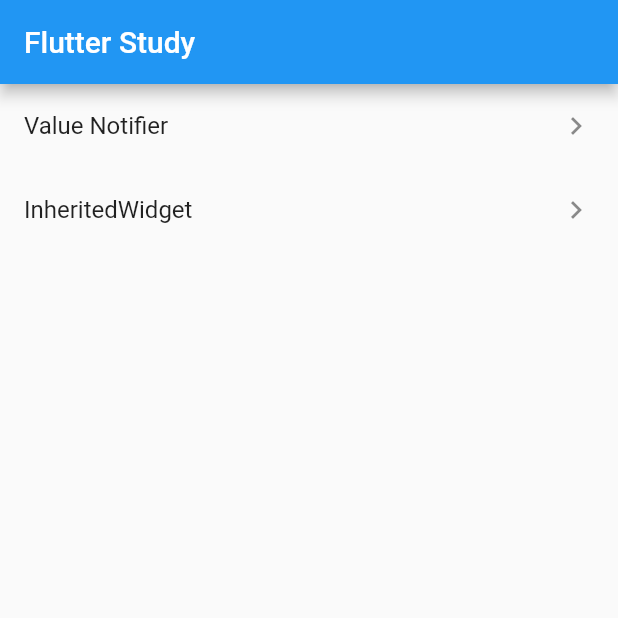
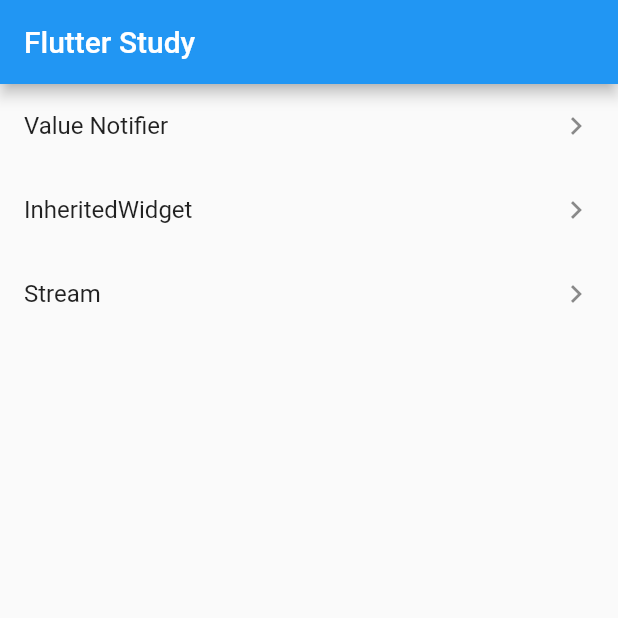
Before and after one commit to genglei01/flutter_study, a Flutter app: the screen it shows after launch, on a phone screen of 412 x 824 dp, the top half of it. Run offline on Flutter 3.47's test engine with Material 2 defaults, Android fonts, the phone set to English and light mode, and no system bars.

Commit message:
Stream Demo

```diff
--- a/lib/main.dart
+++ b/lib/main.dart
@@ -1,8 +1,8 @@
 import 'package:flutter/material.dart';
 import 'package:flutter_study/data_flow/ValueNotifierDemo.dart';
 import 'package:flutter_study/common/Master.dart';
-import 'package:flutter_study/data_flow/InheritedWidgetDemo.dart'
-    as InheritedWidget_Demo;
+import 'package:flutter_study/data_flow/InheritedWidgetDemo.dart' as InheritedWidget_Demo;
+import 'package:flutter_study/data_flow/stream_builder/stream_builder.dart';
 
 void main() => runApp(MyApp());
 
@@ -31,8 +31,8 @@ class MyHomePage extends StatelessWidget {
         child: ListView(
       children: <Widget>[
         this._buildListTitle(context, "Value Notifier", ValueNotifierDemo()),
-        this._buildListTitle(
-            context, "InheritedWidget", InheritedWidget_Demo.Home()),
+        this._buildListTitle(context, "InheritedWidget", InheritedWidget_Demo.Home()),
+        this._buildListTitle(context, "Stream", Counter()),
       ],
     ));
     ;
@@ -43,8 +43,7 @@ class MyHomePage extends StatelessWidget {
         title: Text(title),
         trailing: Icon(Icons.keyboard_arrow_right),
         onTap: () {
-          Navigator.push(
-              context, MaterialPageRoute(builder: (context) => target));
+          Navigator.push(context, MaterialPageRoute(builder: (context) => target));
         });
   }
 }
```
Also changed, not shown: lib/data_flow/stream_builder/stream_builder.dart (added, +37 -0 lines), 4 other files.
